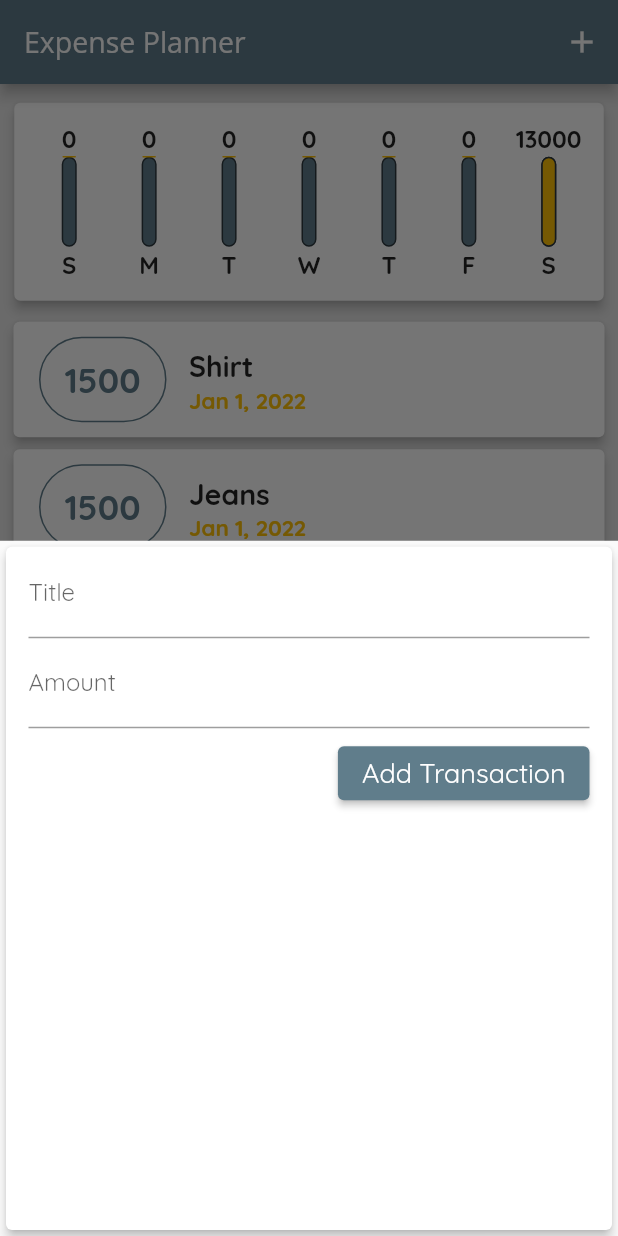
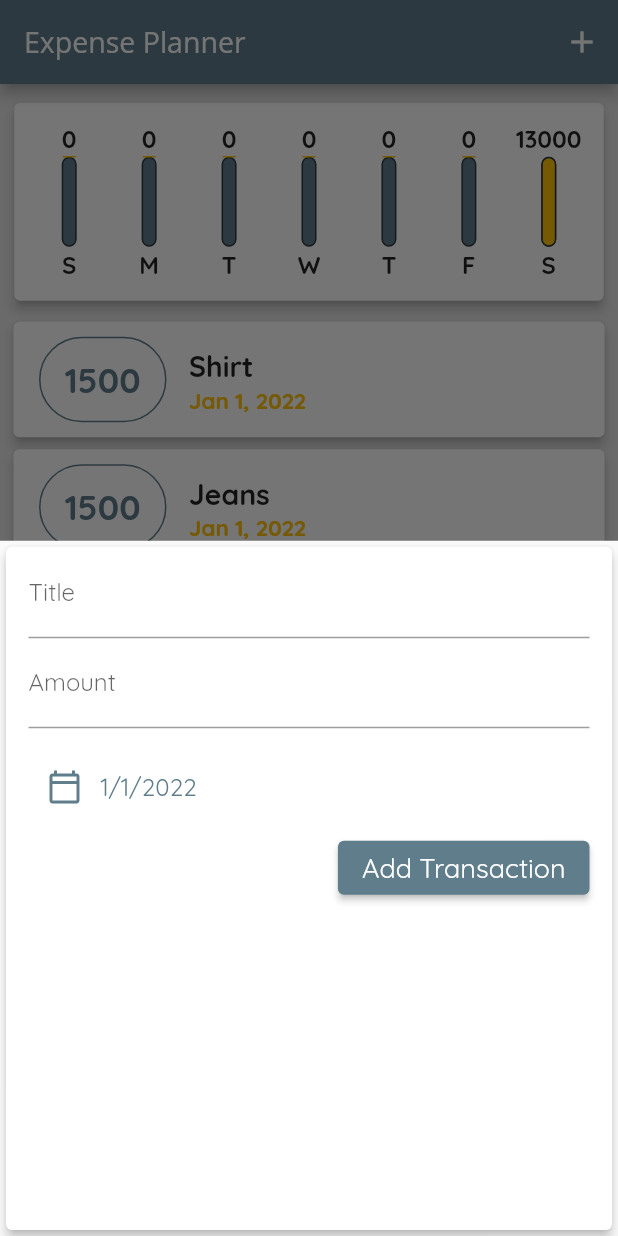
Before and after one commit to shahrazeahmad07/expense_planner, a Flutter app: the screen it shows after launch, after a tap on the "add" icon, on a phone screen of 412 x 824 dp. Run offline on Flutter 3.47's test engine with Material 2 defaults, Android fonts, the phone set to English and light mode, and no system bars.

Commit message:
Calender Feature Added.

```diff
--- a/lib/main.dart
+++ b/lib/main.dart
@@ -76,12 +76,12 @@ class _MyHomePageState extends State<MyHomePage> {
     }).toList();
   }
 
-  void _addNewTransaction(String title, double amount) {
+  void _addNewTransaction(String title, double amount, DateTime choosedDate) {
     final tx = Transactions(
       id: DateTime.now().toString(),
       title: title,
       amount: amount,
-      date: DateTime.now(),
+      date: choosedDate,
     );
 
     setState(() {
--- a/lib/widgets/new_transaction.dart
+++ b/lib/widgets/new_transaction.dart
@@ -1,7 +1,9 @@
 import 'package:flutter/material.dart';
+import 'package:intl/intl.dart';
 
 class NewTransaction extends StatefulWidget {
-  final void Function(String title, double amount) addNewTransaction;
+  final void Function(String title, double amount, DateTime choosedDate)
+      addNewTransaction;
 
   NewTransaction(this.addNewTransaction);
 
@@ -11,8 +13,24 @@ class NewTransaction extends StatefulWidget {
 
 class _NewTransactionState extends State<NewTransaction> {
   final titleController = TextEditingController();
+  final amountController = TextEditingController();
+  DateTime selectedDate = DateTime.now();
 
-  final amountController = TextEditingController();
+  void datePicker() {
+    showDatePicker(
+      context: context,
+      initialDate: DateTime.now(),
+      firstDate: DateTime(2001),
+      lastDate: DateTime.now(),
+    ).then((pickedDate) {
+      if (pickedDate == null) {
+        return;
+      }
+      setState(() {
+        selectedDate = pickedDate;
+      });
+    });
+  }
 
   @override
   Widget build(BuildContext context) {
@@ -44,6 +62,35 @@ class _NewTransactionState extends State<NewTransaction> {
               controller: amountController,
               textInputAction: TextInputAction.next,
             ),
+            //! Date Selection Area.
+            const SizedBox(
+              height: 15,
+            ),
+            Row(
+              children: [
+                //! Calender button.
+                IconButton(
+                  onPressed: datePicker,
+                  icon: Icon(
+                    Icons.calendar_today_outlined,
+                    color: Theme.of(context).primaryColor,
+                  ),
+                ),
+                //! Selected Date text.
+                Text(
+                  DateFormat.yMd().format(selectedDate),
+                  style: const TextStyle(
+                    fontFamily: 'Quicksand',
+                    // fontSize: 10,
+                    color: Color(0xFF607d8b),
+                    fontWeight: FontWeight.normal,
+                  ),
+                  // style: TextStyle(
+                  //   color: .color
+                  // ),
+                ),
+              ],
+            ),
             //! Submit transaction Button.
             Container(
               alignment: Alignment.bottomRight,
@@ -56,9 +103,11 @@ class _NewTransactionState extends State<NewTransaction> {
                   }
                   final inputText = titleController.text;
                   final inputAmout = double.parse(amountController.text);
+
                   widget.addNewTransaction(
                     inputText,
                     inputAmout,
+                    selectedDate,
                   );
                   Navigator.of(context).pop();
                 },
```
